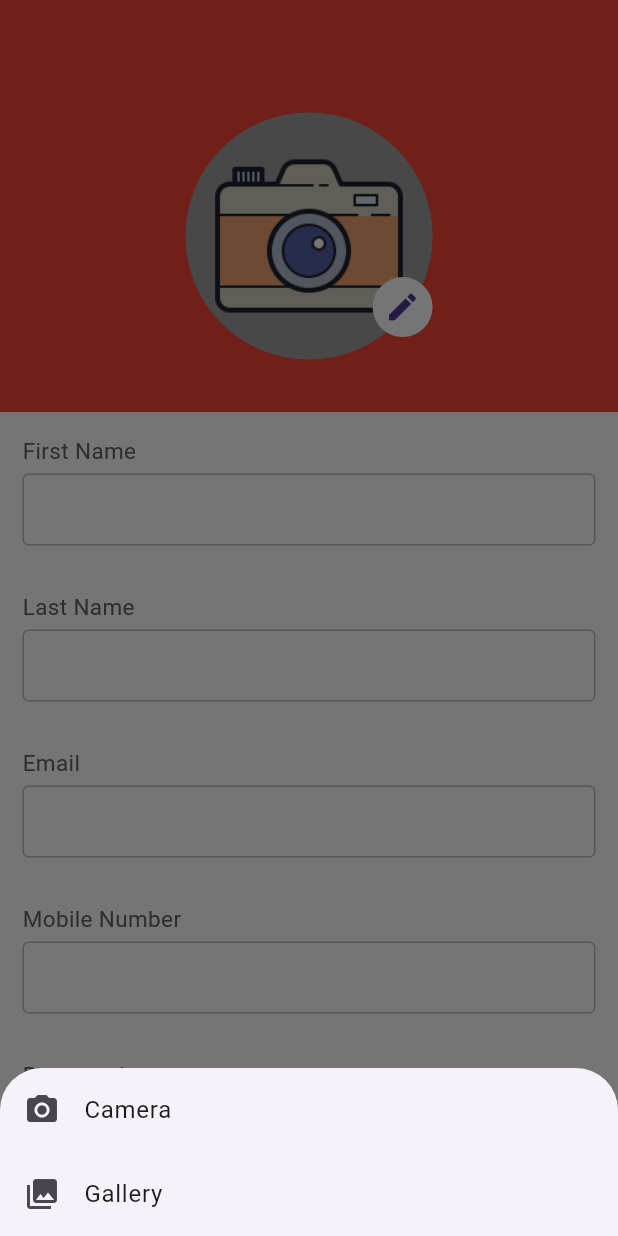
After one commit to yaseeen96/turf_touch, a Flutter app: the ProfileScreen screen opened by its route, after a tap on the "edit" icon, on a phone screen of 412 x 824 dp. The commit adds this screen. Run offline on Flutter 3.47's test engine with Material 3 defaults, Android fonts, the phone set to English and light mode, and no system bars; our stand-ins replace animate_do, carousel_slider, flutter_riverpod, gap, go_router, image_picker.

Commit message:
add profile screen

```diff
--- a/lib/src/config/router/router_config.dart
+++ b/lib/src/config/router/router_config.dart
@@ -8,8 +8,8 @@ import 'package:turf_touch/src/features/authentication/signup/screens/signup_scr
 import 'package:turf_touch/src/features/book_turf/screens/booking_history_screen.dart';
 import 'package:turf_touch/src/features/book_turf/screens/home_screen.dart';
 import 'package:turf_touch/src/features/book_turf/screens/notification_screen.dart';
+import 'package:turf_touch/src/features/profile/screens/profile_screen.dart';
 import 'package:turf_touch/src/shared/providers/bottom_bar_index_provider.dart';
-import 'package:turf_touch/src/shared/widgets/app_bar.dart';
 import 'package:turf_touch/src/shared/widgets/bottom_bar.dart';
 import 'package:turf_touch/src/shared/widgets/main_app_bar.dart';
 
@@ -43,6 +43,7 @@ final goRouterConfig = GoRouter(
   routes: [
     // auth routes
     GoRoute(
+      parentNavigatorKey: _rootNavigatorKey,
       path: "/login",
       pageBuilder: (context, state) => buildPageWithDefaultTransition(
         context: context,
@@ -51,6 +52,7 @@ final goRouterConfig = GoRouter(
       ),
     ),
     GoRoute(
+      parentNavigatorKey: _rootNavigatorKey,
       path: "/auth_landing",
       pageBuilder: (context, state) => buildPageWithDefaultTransition(
         context: context,
@@ -59,6 +61,7 @@ final goRouterConfig = GoRouter(
       ),
     ),
     GoRoute(
+      parentNavigatorKey: _rootNavigatorKey,
       path: "/signup",
       pageBuilder: (context, state) => buildPageWithDefaultTransition(
         context: context,
@@ -146,6 +149,16 @@ final goRouterConfig = GoRouter(
             child: const NotificationScreen(),
           ),
         ),
-        ])
+      ],
+    ),
+    GoRoute(
+      parentNavigatorKey: _rootNavigatorKey,
+      path: "/profile",
+      pageBuilder: (context, state) => buildPageWithDefaultTransition(
+        context: context,
+        state: state,
+        child: const ProfileScreen(),
+      ),
+    ),
   ],
 );
--- a/lib/src/features/book_turf/screens/home_screen.dart
+++ b/lib/src/features/book_turf/screens/home_screen.dart
@@ -1,6 +1,5 @@
 import 'package:carousel_slider/carousel_slider.dart';
 import 'package:flutter/material.dart';
-import 'package:flutter/widgets.dart';
 import 'package:gap/gap.dart';
 import 'package:turf_touch/src/config/theme/theme_state.dart';
 
@@ -44,6 +43,7 @@ class HomeScreen extends StatelessWidget {
                     decoration: BoxDecoration(
                         borderRadius: BorderRadius.circular(20),
                         image: DecorationImage(
+                            fit: BoxFit.cover,
                             image: AssetImage("assets/turf/$i.jpg"))),
                   );
                 },
--- /dev/null
+++ b/lib/src/features/profile/screens/profile_screen.dart
@@ -0,0 +1,111 @@
+import 'dart:io';
+
+import 'package:flutter/material.dart';
+import 'package:flutter_riverpod/flutter_riverpod.dart';
+import 'package:turf_touch/src/config/theme/theme_state.dart';
+import 'package:turf_touch/src/features/profile/widgets/image_picker.dart';
+import 'package:turf_touch/src/shared/validators/validators.dart';
+import 'package:turf_touch/src/shared/widgets/make_input.dart';
+
+class ProfileScreen extends ConsumerStatefulWidget {
+  const ProfileScreen({super.key});
+
+  @override
+  ConsumerState<ProfileScreen> createState() => _ProfileScreenState();
+}
+
+class _ProfileScreenState extends ConsumerState<ProfileScreen> {
+  final formKey = GlobalKey<FormState>();
+  File? _pickedImage;
+  String? fname;
+  String? lname;
+  String? email;
+  String? mobileNumber;
+  String? password;
+  @override
+  Widget build(BuildContext context) {
+    return Scaffold(
+      extendBodyBehindAppBar: true,
+      backgroundColor: CTheme.of(context).theme.backgroundColor,
+      appBar: AppBar(
+        backgroundColor: Colors.transparent,
+      ),
+      body: Column(
+        children: [
+          Expanded(
+            flex: 1,
+            child: Container(
+              decoration: const BoxDecoration(color: Colors.red),
+              child: TurfTouchImagePicker(
+                onImagePicked: (File? image) {
+                  setState(() {
+                    _pickedImage = image;
+                  });
+                },
+              ),
+            ),
+          ),
+          Expanded(
+            flex: 2,
+            child: Container(
+              decoration: const BoxDecoration(color: Colors.transparent),
+              child: Form(
+                key: formKey,
+                child: SingleChildScrollView(
+                    padding: const EdgeInsets.all(15),
+                    child: Column(
+                        mainAxisAlignment: MainAxisAlignment.spaceEvenly,
+                        children: [
+                          MakeInput(
+                            label: "First Name",
+                            validator: (value) => nameValidator(value),
+                            onSaved: (value) {
+                              fname = value;
+                            },
+                          ),
+                          MakeInput(
+                            label: "Last Name",
+                            validator: (value) => nameValidator(value),
+                            onSaved: (value) {
+                              lname = value;
+                            },
+                          ),
+                          MakeInput(
+                            label: "Email",
+                            validator: (value) => emailValidator(value),
+                            onSaved: (value) {
+                              email = value;
+                            },
+                          ),
+                          MakeInput(
+                            label: "Mobile Number",
+                            validator: (value) => mobileNumberValidator(value),
+                            onSaved: (value) {
+                              fname = value;
+                            },
+                          ),
+                          MakeInput(
+                            label: "Password",
+                            validator: (value) => passwordValidator(value),
+                            onSaved: (value) {
+                              fname = value;
+                            },
+                            obscureText: true,
+                          ),
+                          SizedBox(
+                            height: 50,
+                            width: MediaQuery.of(context).size.width / 1.5,
+                            child: ElevatedButton(
+                                style: CTheme.of(context).theme.buttonStyle,
+                                onPressed: () {},
+                                child: const Text("Update Profile")),
+                          ),
+                        ])),
+              ),
+            ),
+          ),
+        ],
+      ),
+    );
+  }
+}
--- /dev/null
+++ b/lib/src/features/profile/widgets/bottom_picker_sheet.dart
@@ -0,0 +1,30 @@
+import 'package:flutter/material.dart';
+
+void bottomPickerSheet(BuildContext context, Function imageFromCamera,
+    Function imageFromGallery) {
+  showModalBottomSheet(
+      context: context,
+      builder: (BuildContext bc) {
+        return SafeArea(
+            child: Wrap(
+          children: [
+            ListTile(
+              leading: const Icon(Icons.photo_camera),
+              title: const Text('Camera'),
+              onTap: () {
+                imageFromCamera();
+                Navigator.pop(context);
+              },
+            ),
+            ListTile(
+              leading: const Icon(Icons.photo_library),
+              title: const Text('Gallery'),
+              onTap: () {
+                imageFromGallery();
+                Navigator.pop(context);
+              },
+            )
+          ],
+        ));
+      });
+}
--- /dev/null
+++ b/lib/src/features/profile/widgets/image_picker.dart
@@ -0,0 +1,133 @@
+import 'dart:io';
+
+import 'package:flutter/material.dart';
+import 'package:image_picker/image_picker.dart';
+import 'package:turf_touch/src/features/profile/widgets/alert_dialog.dart';
+import 'package:turf_touch/src/features/profile/widgets/bottom_picker_sheet.dart';
+
+class TurfTouchImagePicker extends StatefulWidget {
+  final Function(File?) onImagePicked;
+  const TurfTouchImagePicker({
+    super.key,
+    required this.onImagePicked,
+  });
+
+  @override
+  TurfTouchImagePickerState createState() => TurfTouchImagePickerState();
+}
+
+class TurfTouchImagePickerState extends State<TurfTouchImagePicker> {
+  final ImagePicker _picker = ImagePicker();
+  File? _image;
+  bool uploadStatus = false;
+
+  _imageFromCamera() async {
+    final XFile? pickedImage =
+        await _picker.pickImage(source: ImageSource.camera, imageQuality: 50);
+    if (pickedImage == null) {
+      if (!context.mounted) {
+        return;
+      }
+      showAlertDialog(
+          context: context,
+          title: "Error Uploading!",
+          content: "No Image was selected.");
+      return;
+    }
+    final File fileImage = File(pickedImage.path);
+
+    if (imageConstraint(fileImage)) {
+      setState(() {
+        _image = fileImage;
+      });
+      widget.onImagePicked(fileImage);
+    }
+  }
+
+  _imageFromGallery() async {
+    final XFile? pickedImage =
+        await _picker.pickImage(source: ImageSource.gallery, imageQuality: 50);
+    if (pickedImage == null) {
+      if (!context.mounted) {
+        return;
+      }
+      showAlertDialog(
+          context: context,
+          title: "Error Uploading!",
+          content: "No Image was selected.");
+      return;
+    }
+    final File fileImage = File(pickedImage.path);
+    if (imageConstraint(fileImage)) {
+      setState(() {
+        _image = fileImage;
+      });
+      widget.onImagePicked(fileImage);
+    }
+  }
+
+  bool imageConstraint(File image) {
+    if (!['bmp', 'jpg', 'jpeg']
+        .contains(image.path.split('.').last.toString())) {
+      showAlertDialog(
+          context: context,
+          title: "Error Uploading!",
+          content: "Image format should be jpg/jpeg/bmp.");
+      return false;
+    }
+    if (image.lengthSync() > 1000000) {
+      showAlertDialog(
+          context: context,
+          title: "Error Uploading!",
+          content: "Image Size should be less than 1 MB.");
+      return false;
+    }
+    return true;
+  }
+
+  @override
+  Widget build(BuildContext context) {
+    return Center(
+      child: Padding(
+        padding: const EdgeInsets.all(8.0),
+        // Display Progress Indicator if uploadStatus is true
+        child: uploadStatus
+            ? const SizedBox(
+                height: 100,
+                width: 100,
+                child: CircularProgressIndicator(
+                  strokeWidth: 7,
+                ),
+              )
+            : Padding(
+                padding: const EdgeInsets.only(top: 40),
+                child: GestureDetector(
+                  onTap: () {
+                    bottomPickerSheet(
+                        context, _imageFromCamera, _imageFromGallery);
+                  },
+                  child: Stack(
+                    children: [
+                      CircleAvatar(
+                        radius: MediaQuery.of(context).size.width / 5,
+                        backgroundColor: Colors.grey,
+                        backgroundImage: (_image != null)
+                            ? FileImage(_image!) as ImageProvider<Object>?
+                            : const AssetImage('assets/camera_img.png'),
+                      ),
+                      const Positioned(
+                        bottom: 15,
+                        right: 0,
+                        child: CircleAvatar(
+                          backgroundColor: Colors.white,
+                          child: Icon(Icons.edit),
+                        ),
+                      )
+                    ],
+                  ),
+                ),
+              ),
+      ),
+    );
+  }
+}
--- a/lib/src/shared/widgets/bottom_bar.dart
+++ b/lib/src/shared/widgets/bottom_bar.dart
@@ -1,6 +1,4 @@
-import 'package:flutter/cupertino.dart';
 import 'package:flutter/material.dart';
-import 'package:flutter/widgets.dart';
 import 'package:flutter_riverpod/flutter_riverpod.dart';
 import 'package:go_router/go_router.dart';
 import 'package:turf_touch/src/config/theme/theme_state.dart';
--- a/pubspec.yaml
+++ b/pubspec.yaml
@@ -41,6 +41,7 @@ dependencies:
   gap: ^3.0.1
   flutter_launcher_icons: ^0.13.1
   carousel_slider: ^4.2.1
+  image_picker: ^1.0.7
 
 dev_dependencies:
   flutter_test:
```
Also changed, not shown: lib/src/features/profile/widgets/alert_dialog.dart (added, +26 -0 lines), lib/src/shared/widgets/main_app_bar.dart (+10 -4 lines), assets/camera_img.png (added), pubspec.lock, 5 other files. Lines whose indentation alone changed are shown as unchanged.
